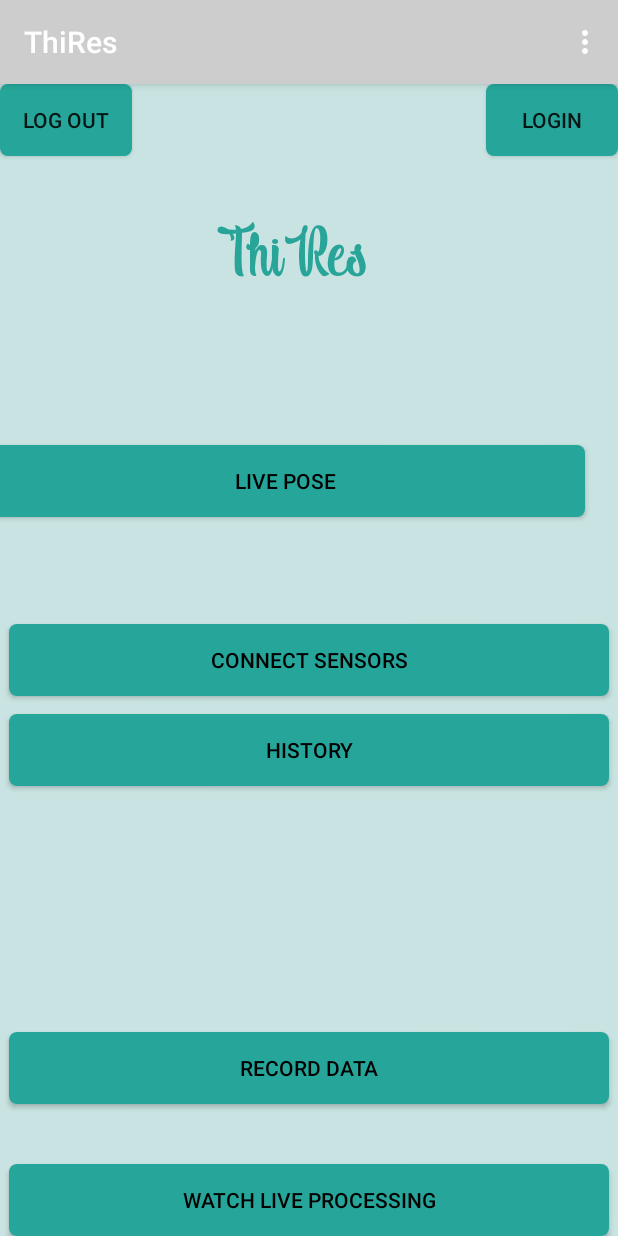
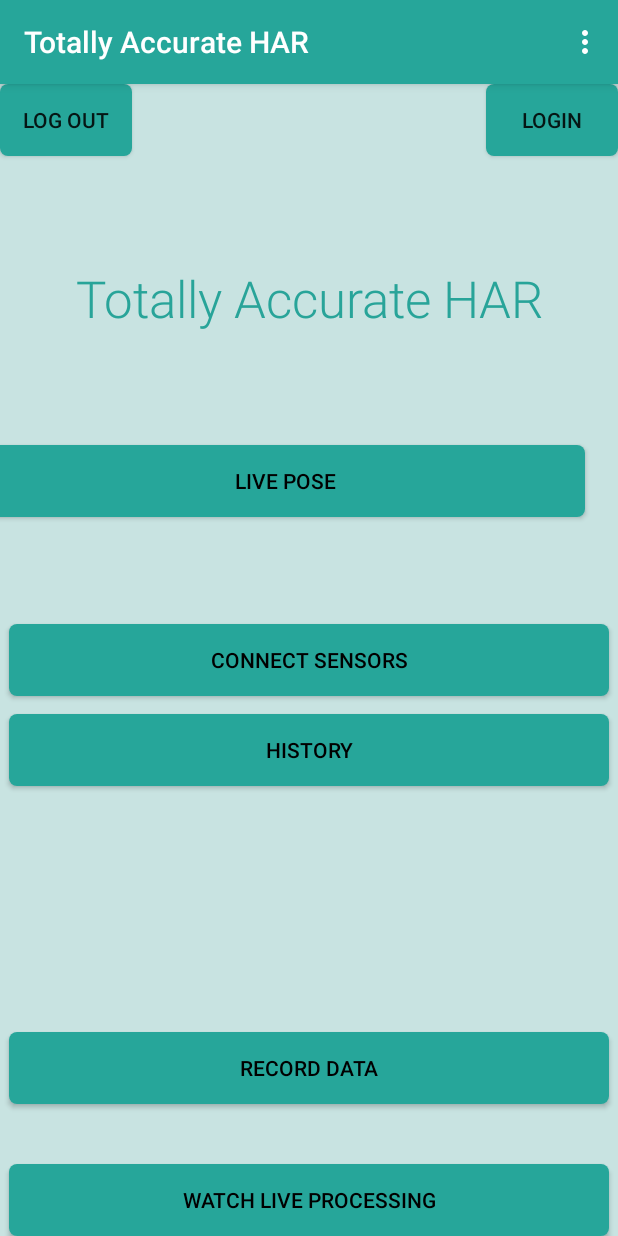
Before and after one commit to LanceBao0313/PDIoT-APP, an Android app: the MainActivity screen opened directly, with no data from a screen before it, on a phone screen of 412 x 824 dp. Run offline under Robolectric (Android 15) with nearby library versions, the light colour scheme and no system bars; network calls fail.

Commit message:
basically finished

```diff
--- a/app/src/main/java/com/specknet/pdiotapp/MainActivity.kt
+++ b/app/src/main/java/com/specknet/pdiotapp/MainActivity.kt
@@ -36,7 +36,7 @@ class MainActivity : AppCompatActivity() {
     lateinit var historyButton: Button
     lateinit var poseButton: Button
     lateinit var loginButton: Button
-    lateinit var logout: Button
+    lateinit var logoutButton: Button
 
     var userLoginState = false
 
@@ -89,7 +89,7 @@ class MainActivity : AppCompatActivity() {
         historyButton = findViewById(R.id.history_button)
         poseButton = findViewById(R.id.pose_button)
         loginButton = findViewById(R.id.loginButton)
-        logout = findViewById(R.id.logoutButton)
+        logoutButton = findViewById(R.id.logoutButton)
 
 //        if (userLoginState){
 //            loginButton.setText(sharedPreferences.getString(Constants.USER_ID,"Login"))
@@ -120,6 +120,15 @@ class MainActivity : AppCompatActivity() {
     }
 
     fun setupClickListeners() {
+        logoutButton.setOnClickListener {
+            val sharedPreferences = getSharedPreferences(Constants.PREFERENCES_FILE, Context.MODE_PRIVATE)
+            sharedPreferences.edit().putBoolean(Constants.USER_LOGIN_STATE,false).apply()
+            userLoginState = false
+            sharedPreferences.edit().putString(Constants.USER_ID,"Login").apply()
+            loginButton.setText(sharedPreferences.getString(Constants.USER_ID,"Login"))
+            Toast.makeText(this,"You are logged out!", Toast.LENGTH_SHORT).show()
+
+        }
         liveProcessingButton.setOnClickListener {
             val intent = Intent(this, LiveDataActivity::class.java)
             startActivity(intent)
--- a/app/src/main/java/com/specknet/pdiotapp/bluetooth/BluetoothSpeckService.java
+++ b/app/src/main/java/com/specknet/pdiotapp/bluetooth/BluetoothSpeckService.java
@@ -347,6 +347,7 @@ public class BluetoothSpeckService extends Service {
                     mIsThingyFound = true;
                     Log.i(TAG, "Connecting after scanning");
                     BluetoothSpeckService.this.connectToThingy();
+
                     Toast.makeText(context, "Thingy Connected Successfully!", Toast.LENGTH_LONG).show();
 
                 }
--- a/app/src/main/java/com/specknet/pdiotapp/notimportant/DemoBase.java
+++ b/app/src/main/java/com/specknet/pdiotapp/notimportant/DemoBase.java
@@ -28,10 +28,7 @@ public abstract class DemoBase extends AppCompatActivity implements ActivityComp
     };
 
     protected final String[] parties = new String[] {
-            "Sitting", "Standing", "Running","Walking", "Lying", "Movement", "Up/Down stairs", "Party G", "Party H",
-            "Party I", "Party J", "Party K", "Party L", "Party M", "Party N", "Party O", "Party P",
-            "Party Q", "Party R", "Party S", "Party T", "Party U", "Party V", "Party W", "Party X",
-            "Party Y", "Party Z"
+            "Sitting", "Standing", "Running","Walking", "Lying", "Movement", "Up/Down stairs"
     };
 
     private static final int PERMISSION_STORAGE = 0;
--- a/app/src/main/java/com/specknet/pdiotapp/utils/Constants.java
+++ b/app/src/main/java/com/specknet/pdiotapp/utils/Constants.java
@@ -144,6 +144,10 @@ public class Constants {
     public static final String ACTION_THINGY_DISCONNECTED = "com.specknet.pdiotapp.THINGY_DISCONNECTED";
     public static final String THINGY_LIVE_DATA = "thingy_live_data";
 
+    public static final boolean THINGY_ON = false;
+    public static final boolean RESPECK_ON = false;
+
+
 
 
 }
--- a/app/src/main/res/layout/activity_historical_data.xml
+++ b/app/src/main/res/layout/activity_historical_data.xml
@@ -136,8 +136,8 @@
                     android:layout_width="100dp"
                     android:layout_height="match_parent"
                     android:layout_marginLeft="210dp"
-                    android:text="1 day"
-                    android:onClick="getDayData"/>
+                    android:onClick="getMinData"
+                    android:text="5 Min" />
 
                 <Button
                     android:id="@+id/hour"
--- a/app/src/main/res/layout/activity_main.xml
+++ b/app/src/main/res/layout/activity_main.xml
@@ -22,20 +22,17 @@
             android:layout_height="wrap_content"
             android:layout_above="@id/tv_subtitle"
             android:layout_alignParentEnd="true"
-            android:layout_marginStart="144dp"
-            android:layout_marginTop="80dp"
-            android:layout_marginEnd="144dp"
+            android:layout_marginTop="120dp"
             android:layout_marginBottom="100dp"
-            android:fontFamily="@font/indigo_daisy"
+            android:fontFamily="sans-serif-light"
             android:text="@string/app_name"
             android:textColor="#28A499"
-            android:textSize="50sp"
+            android:textSize="34sp"
             app:layout_constraintBottom_toTopOf="@+id/pose_button"
             app:layout_constraintEnd_toEndOf="parent"
-            app:layout_constraintHorizontal_bias="0.0"
             app:layout_constraintStart_toStartOf="parent"
             app:layout_constraintTop_toTopOf="parent"
-            app:layout_constraintVertical_bias="1.0" />
+            app:layout_constraintVertical_bias="0.0" />
 
         <Button
             android:id="@+id/live_button"
@@ -106,6 +103,48 @@
             app:layout_constraintStart_toStartOf="parent"
             app:layout_constraintTop_toTopOf="parent" />
 
+        <TextView
+            android:id="@+id/textView2"
+            android:layout_width="wrap_content"
+            android:layout_height="wrap_content"
+            android:layout_marginStart="30dp"
+            android:text="Thingy:"
+            android:visibility="invisible"
+            app:layout_constraintStart_toEndOf="@+id/logoutButton"
+            tools:layout_editor_absoluteY="16dp" />
+
+        <TextView
+            android:id="@+id/textView3"
+            android:layout_width="wrap_content"
+            android:layout_height="wrap_content"
+            android:layout_marginEnd="56dp"
+            android:text="Respack:"
+            android:visibility="invisible"
+            app:layout_constraintEnd_toStartOf="@+id/loginButton"
+            tools:layout_editor_absoluteY="16dp" />
+
+        <TextView
+            android:id="@+id/textView5"
+            android:layout_width="wrap_content"
+            android:layout_height="wrap_content"
+            android:layout_marginStart="2dp"
+            android:text="Off"
+            android:textColor="#FF0000"
+            android:visibility="invisible"
+            app:layout_constraintStart_toEndOf="@+id/textView2"
+            tools:layout_editor_absoluteY="16dp" />
+
+        <TextView
+            android:id="@+id/textView6"
+            android:layout_width="wrap_content"
+            android:layout_height="wrap_content"
+            android:layout_marginStart="2dp"
+            android:text="Off"
+            android:textColor="#2FFF00"
+            android:visibility="invisible"
+            app:layout_constraintStart_toEndOf="@+id/textView3"
+            tools:layout_editor_absoluteY="16dp" />
+
     </androidx.constraintlayout.widget.ConstraintLayout>
 
     <Button
--- a/app/src/main/res/values/colors.xml
+++ b/app/src/main/res/values/colors.xml
@@ -1,8 +1,8 @@
 <?xml version="1.0" encoding="utf-8"?>
 <resources>
-    <color name="colorPrimary">#CDCDCD</color>
-    <color name="colorPrimaryDark">#CDCDCD</color>
-    <color name="colorAccent">#03DAC5</color>
+    <color name="colorPrimary">#26a69a</color>
+    <color name="colorPrimaryDark">#26a69a</color>
+    <color name="colorAccent">#26a69a</color>
     <color name="textColorPrimary">#FFFFFF</color>
 
     <!-- Chart colors -->
--- a/app/src/main/res/values/strings.xml
+++ b/app/src/main/res/values/strings.xml
@@ -1,5 +1,5 @@
 <resources>
-    <string name="app_name">ThiRes</string>
+    <string name="app_name">Totally Accurate HAR</string>
     <string name="ble_name">Name: %1$s</string>
     <string name="ble_mac">MAC: %1$s</string>
     <string name="ble_signal">Signal: %1$d</string>
```
Also changed, not shown: app/src/main/java/com/specknet/pdiotapp/history/HistoricalData2.java (+253 -69 lines), app/src/main/java/com/specknet/pdiotapp/pose/Pose.kt (+18 -12 lines).
